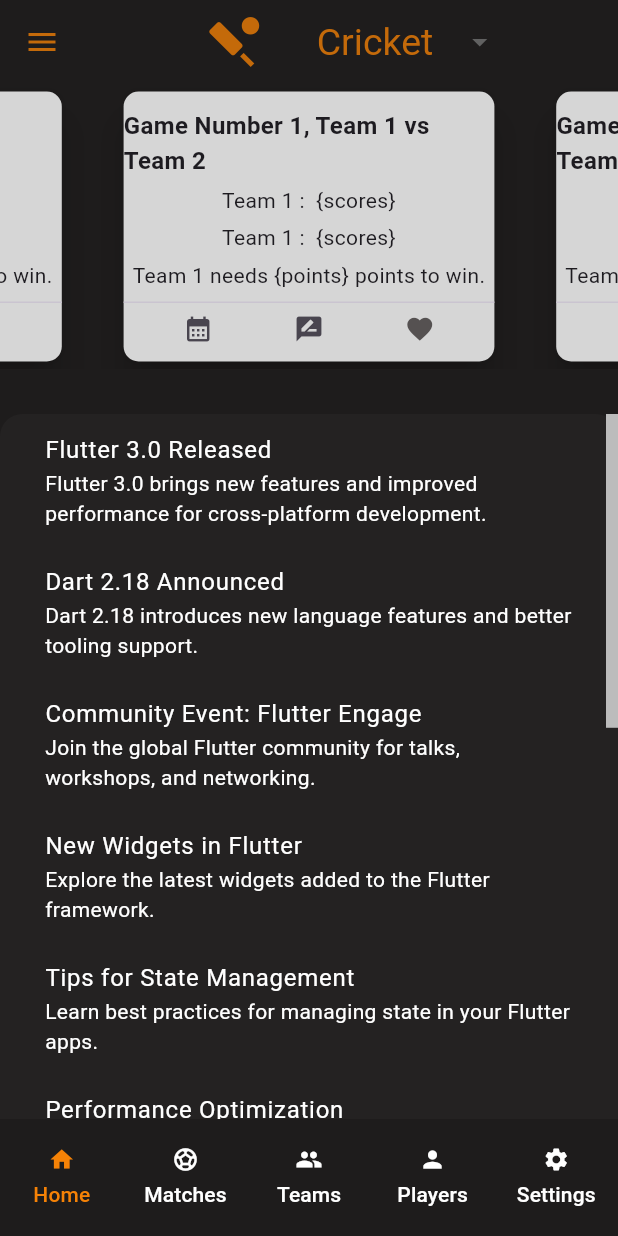
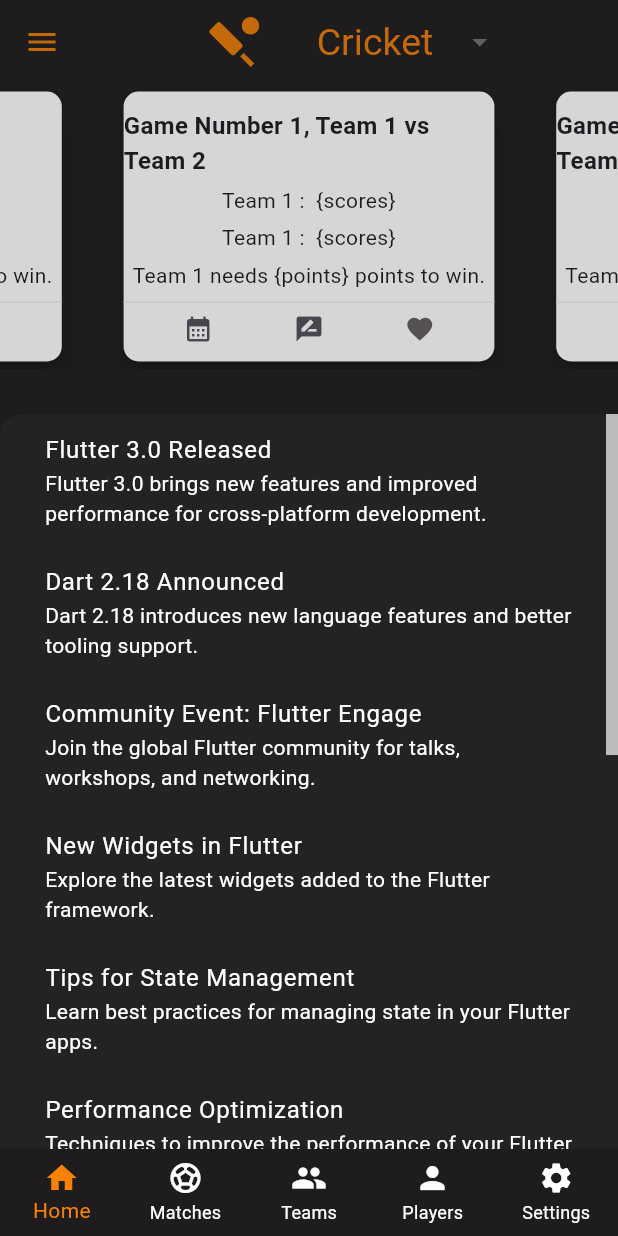
Before and after one commit to ShivamGlotra/flutterApp, a Flutter app: the screen it shows after launch, on a phone screen of 412 x 824 dp. Run offline on Flutter 3.47's test engine with Material 3 defaults, Android fonts, the phone set to English and light mode, and no system bars; drawn by our look-alikes of carousel_slider; our stand-ins replace flutter_chat_ui.

Commit message:
Bottom Navigation Bar

```diff
--- a/lib/main.dart
+++ b/lib/main.dart
@@ -1,4 +1,5 @@
 import 'package:flutter/material.dart';
+import 'package:flutter_chat_ui/flutter_chat_ui.dart';
 import 'screens/home_screen.dart';
 import 'screens/matches_screen.dart';
 import 'screens/teams_screen.dart';
@@ -16,53 +17,60 @@ class MyApp extends StatelessWidget {
   Widget build(BuildContext context) {
     return MaterialApp(
       title: 'Game App',
+      debugShowCheckedModeBanner: false,
+      home: const MainNavigation(),
+    );
+  }
+}
 
-      debugShowCheckedModeBanner: false,
-      initialRoute: '/',
-      routes: {
-        '/': (context) => const HomeScreen(),
-        '/matches': (context) => const MatchesScreen(),
-        '/teams': (context) => const TeamsScreen(),
-        '/players': (context) => const PlayersScreen(),
-        '/settings': (context) => const SettingsScreen(),
-      },
-      theme: ThemeData(
-        // primarySwatch: Colors.blue,
-        pageTransitionsTheme: const PageTransitionsTheme(
-          builders: {
-            TargetPlatform.windows: FadeUpwardsPageTransitionsBuilder(),
-            TargetPlatform.android: FadeUpwardsPageTransitionsBuilder(),
-            TargetPlatform.iOS: FadeUpwardsPageTransitionsBuilder(),
-          },
-        ),
-        // onGenerateRoute: (settings) {
-        //   Widget page;
-        //   switch (settings.name) {
-        //     case '/':
-        //       page = const HomeScreen();
-        //       break;
-        //     case '/matches':
-        //       page = const MatchesScreen();
-        //       break;
-        //     case '/teams':
-        //       page = const TeamsScreen();
-        //       break;
-        //     case '/players':
-        //       page = const PlayersScreen();
-        //       break;
-        //     case '/settings':
-        //       page = const SettingsScreen();
-        //       break;
-        //     default:
-        //       return null;
-        //   }
-        //   return PageRouteBuilder(
-        //     pageBuilder: (context, animation, secondaryAnimation) => page,
-        //     transitionsBuilder: (context, animation, secondaryAnimation, child) {
-        //       return FadeTransition(opacity: animation, child: child);
-        //     },
-        //   );
-        // },
+class MainNavigation extends StatefulWidget {
+  const MainNavigation({super.key});
+
+  @override
+  State<MainNavigation> createState() => _MainNavigationState();
+}
+
+class _MainNavigationState extends State<MainNavigation> {
+  int _selectedIndex = 0;
+
+  static const List<Widget> _screens = <Widget>[
+    HomeScreen(),
+    MatchesScreen(),
+    TeamsScreen(),
+    PlayersScreen(),
+    SettingsScreen(),
+  ];
+
+  void _onItemTapped(int index) {
+    setState(() {
+      _selectedIndex = index;
+    });
+  }
+
+  @override
+  Widget build(BuildContext context) {
+    return Scaffold(
+      body: _screens[_selectedIndex],
+      bottomNavigationBar: BottomNavigationBar(
+        backgroundColor: const Color.fromARGB(255, 30, 28, 28),
+        unselectedItemColor: Colors.white,
+        selectedItemColor: const Color.fromARGB(255, 246, 130, 6),
+        type: BottomNavigationBarType.fixed,
+        items: const <BottomNavigationBarItem>[
+          BottomNavigationBarItem(icon: Icon(Icons.home), label: 'Home'),
+          BottomNavigationBarItem(
+            icon: Icon(Icons.sports_soccer),
+            label: 'Matches',
+          ),
+          BottomNavigationBarItem(icon: Icon(Icons.group), label: 'Teams'),
+          BottomNavigationBarItem(icon: Icon(Icons.person), label: 'Players'),
+          BottomNavigationBarItem(
+            icon: Icon(Icons.settings),
+            label: 'Settings',
+          ),
+        ],
+        currentIndex: _selectedIndex,
+        onTap: _onItemTapped,
       ),
     );
   }
--- a/lib/screens/home_screen.dart
+++ b/lib/screens/home_screen.dart
@@ -2,7 +2,6 @@ import 'package:carousel_slider/carousel_slider.dart';
 import 'package:flutter/material.dart';
 import 'package:game_app/widgets/score_cards.dart';
 import '../widgets/expansion_drawer.dart';
-import '../widgets/footer.dart';
 
 class HomeScreen extends StatefulWidget {
   const HomeScreen({super.key});
@@ -219,10 +218,6 @@ class _HomeScreenState extends State<HomeScreen> {
           ),
         ],
       ),
-      bottomNavigationBar: Footer(
-        footerItems: HomeScreen.footerItems,
-        footerIcons: HomeScreen.footerIcons,
-      ),
     );
   }
 }
--- a/lib/screens/matches_screen.dart
+++ b/lib/screens/matches_screen.dart
@@ -1,6 +1,4 @@
 import 'package:flutter/material.dart';
-import '../widgets/footer.dart';
-import 'home_screen.dart';
 
 class MatchesScreen extends StatefulWidget {
   const MatchesScreen({Key? key}) : super(key: key);
@@ -53,10 +51,6 @@ class _MatchesScreenState extends State<MatchesScreen>
         ),
       ),
       body: Center(child: Text('Matches Screen Content')),
-      bottomNavigationBar: Footer(
-        footerItems: HomeScreen.footerItems,
-        footerIcons: HomeScreen.footerIcons,
-      ),
     );
   }
 }
--- a/lib/screens/players_screen.dart
+++ b/lib/screens/players_screen.dart
@@ -1,5 +1,4 @@
 import 'package:flutter/material.dart';
-import '../widgets/footer.dart';
 import 'home_screen.dart';
 
 class PlayersScreen extends StatefulWidget {
@@ -25,10 +24,6 @@ class _PlayersScreenState extends State<PlayersScreen> {
         backgroundColor: const Color.fromARGB(255, 30, 28, 28),
       ),
       body: Center(child: Text('Players Screen Content')),
-      bottomNavigationBar: Footer(
-        footerItems: HomeScreen.footerItems,
-        footerIcons: HomeScreen.footerIcons,
-      ),
     );
   }
 }
--- a/lib/screens/settings_screen.dart
+++ b/lib/screens/settings_screen.dart
@@ -1,5 +1,4 @@
 import 'package:flutter/material.dart';
-import '../widgets/footer.dart';
 import 'home_screen.dart';
 
 class SettingsScreen extends StatefulWidget {
@@ -25,10 +24,6 @@ class _SettingsScreenState extends State<SettingsScreen> {
         backgroundColor: const Color.fromARGB(255, 30, 28, 28),
       ),
       body: Center(child: Text('Settings Screen Content')),
-      bottomNavigationBar: Footer(
-        footerItems: HomeScreen.footerItems,
-        footerIcons: HomeScreen.footerIcons,
-      ),
     );
   }
 }
--- a/lib/screens/teams_screen.dart
+++ b/lib/screens/teams_screen.dart
@@ -1,5 +1,4 @@
 import 'package:flutter/material.dart';
-import '../widgets/footer.dart';
 import 'home_screen.dart';
 
 class TeamsScreen extends StatefulWidget {
@@ -25,10 +24,6 @@ class _TeamsScreenState extends State<TeamsScreen> {
         backgroundColor: const Color.fromARGB(255, 30, 28, 28),
       ),
       body: Center(child: Text('Teams Screen Content')),
-      bottomNavigationBar: Footer(
-        footerItems: HomeScreen.footerItems,
-        footerIcons: HomeScreen.footerIcons,
-      ),
     );
   }
 }
```
